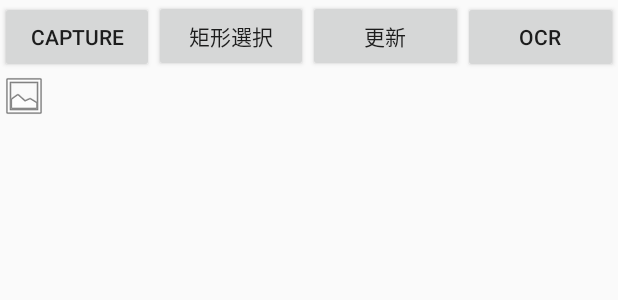
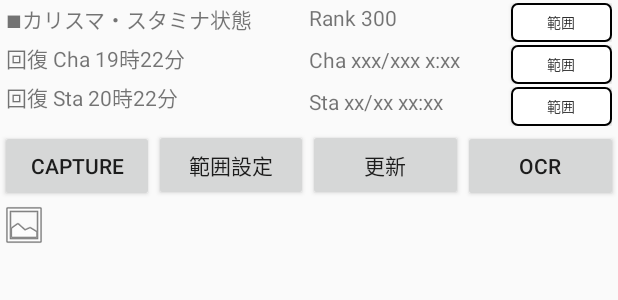
Before and after one commit to toretate/AigisAndroidTools, an Android app: the layout tool_capture.xml on its own in the app's theme, with its tools: preview values and no code run, on a phone screen of 412 x 824 dp. Shown: the top 300 px of the screen. Run offline under Robolectric (Android 15) with nearby library versions, the phone set to English and light mode, and no system bars.

Commit message:
カリスマ スタミナ 管理用UIの作成

```diff
--- /dev/null
+++ b/app/src/main/java/com/toretate/aigisandroidtools/capture/ChaStaInfoView.kt
@@ -0,0 +1,22 @@
+package com.toretate.aigisandroidtools.capture
+
+import android.content.Context
+import android.util.AttributeSet
+import android.view.LayoutInflater
+import android.view.View
+import android.widget.LinearLayout
+import com.toretate.aigisandroidtools.R
+
+/**
+ * Created by toretate on 2017/01/24.
+ */
+class ChaStaInfoView : LinearLayout {
+    constructor(context: Context?) : super(context) { init(context) }
+    constructor(context: Context?, attrs: AttributeSet?) : super(context, attrs) { init(context) }
+    constructor(context: Context?, attrs: AttributeSet?, defStyleAttr: Int) : super(context, attrs, defStyleAttr) { init(context) }
+
+    private fun init( context : Context? ) {
+        View.inflate( context, R.layout.cha_sta_info_view, this )
+    }
+
+}
--- /dev/null
+++ b/app/src/main/res/drawable/borderless_button.xml
@@ -0,0 +1,17 @@
+<?xml version="1.0" encoding="utf-8"?>
+<selector xmlns:android="http://schemas.android.com/apk/res/android">
+    <item android:state_pressed="true">
+        <shape android:shape="rectangle" android:innerRadius="2dp">
+            <corners android:radius="4dp" />
+            <solid android:color="#C0C0FF" />
+            <stroke android:width="1dp" android:color="#000" />
+        </shape>
+    </item>
+    <item>
+        <shape android:shape="rectangle" android:innerRadius="2dp">
+            <corners android:radius="4dp" />
+            <solid android:color="#FFFFFF" />
+            <stroke android:width="1dp" android:color="#000" />
+        </shape>
+    </item>
+</selector>
--- /dev/null
+++ b/app/src/main/res/layout/cha_sta_info_view.xml
@@ -0,0 +1,125 @@
+<?xml version="1.0" encoding="utf-8"?>
+<merge
+    xmlns:android="http://schemas.android.com/apk/res/android"
+    android:layout_width="match_parent"
+    android:layout_height="match_parent"
+    android:orientation="horizontal"
+    xmlns:tools="http://schemas.android.com/tools"
+    >
+
+    <LinearLayout
+        android:layout_width="0dp"
+        android:layout_height="wrap_content"
+        android:layout_weight="1"
+        android:orientation="vertical"
+        >
+        <TextView
+            android:layout_width="match_parent"
+            android:layout_height="26dp"
+            android:text="■カリスマ・スタミナ状態"
+            />
+        <TextView
+            android:id="@+id/cha_kaihuku_text"
+            android:layout_width="match_parent"
+            android:layout_height="26dp"
+            android:text="回復 Cha 19時22分"
+            tools:text="回復 Cha 19時22分"
+            />
+        <TextView
+            android:id="@+id/sta_kaihuku_text"
+            android:layout_width="match_parent"
+            android:layout_height="26dp"
+            android:text="回復 Sta 20時22分"
+            tools:text="回復 Sta 20時22分"
+            />
+    </LinearLayout>
+
+    <LinearLayout
+        android:id="@+id/status_ui"
+        android:layout_width="0dp"
+        android:layout_height="wrap_content"
+        android:layout_weight="1"
+        android:orientation="vertical"
+        >
+        <LinearLayout
+            android:layout_width="match_parent"
+            android:layout_height="26dp"
+            android:orientation="horizontal"
+            >
+            <TextView
+                android:id="@+id/rank_text"
+                android:layout_width="0dp"
+                android:layout_weight="2"
+                android:layout_height="match_parent"
+                android:text="Rank 300"
+                tools:text="Rank 300"
+                />
+
+            <Button
+                android:id="@+id/rank_areaselect_button"
+                android:layout_width="0dp"
+                android:layout_weight="1"
+                android:layout_height="match_parent"
+                android:textSize="9sp"
+                android:background="@drawable/borderless_button"
+                android:text="範囲"
+                />
+        </LinearLayout>
+
+        <LinearLayout
+            android:layout_marginTop="2dp"
+            android:layout_width="match_parent"
+            android:layout_height="26dp"
+            android:orientation="horizontal"
+            >
+            <TextView
+                android:id="@+id/cha_text"
+                android:layout_width="0dp"
+                android:layout_weight="2"
+                android:layout_height="match_parent"
+                android:text="Cha xxx/xxx x:xx"
+                tools:text="Cha 100/427 2:00"
+                />
+
+            <Button
+                android:id="@+id/cha_areaselect_button"
+                android:layout_width="0dp"
+                android:layout_weight="1"
+                android:layout_height="match_parent"
+                android:textSize="9sp"
+                android:background="@drawable/borderless_button"
+                android:text="範囲"
+                />
+
+        </LinearLayout>
+
+        <LinearLayout
+            android:layout_marginTop="2dp"
+            android:layout_width="match_parent"
+            android:layout_height="26dp"
+            android:orientation="horizontal"
+            >
+            <TextView
+                android:id="@+id/sta_text"
+                android:layout_width="0dp"
+                android:layout_weight="2"
+                android:layout_height="match_parent"
+                android:text="Sta xx/xx xx:xx"
+                tools:text="Sta 10/18 10:10"
+                />
+
+            <Button
+                android:id="@+id/sta_areaselect_button"
+                android:layout_width="0dp"
+                android:layout_weight="1"
+                android:layout_height="match_parent"
+                android:textSize="9sp"
+                android:background="@drawable/borderless_button"
+                android:text="範囲"
+                />
+
+        </LinearLayout>
+
+    </LinearLayout>
+
+</merge>
--- a/app/src/main/res/layout/tool_capture.xml
+++ b/app/src/main/res/layout/tool_capture.xml
@@ -12,6 +12,15 @@
 		android:layout_height="wrap_content"
 		android:orientation="vertical"
 		>
+		<com.toretate.aigisandroidtools.capture.ChaStaInfoView
+			android:layout_width="match_parent"
+			android:layout_height="wrap_content"
+			android:layout_marginTop="2dp"
+			android:layout_marginBottom="2dp"
+			android:layout_marginLeft="4dp"
+			android:layout_marginRight="4dp"
+			/>
+
 		<LinearLayout
 			android:id="@+id/root_ui_ocr"
 			android:layout_width="match_parent"
@@ -29,7 +38,7 @@
 				android:layout_width="0dp"
 				android:layout_weight="1"
 				android:layout_height="wrap_content"
-				android:text="矩形選択" />
+				android:text="範囲設定" />
 
 			<Button
 				android:id="@+id/reload_button"
```
